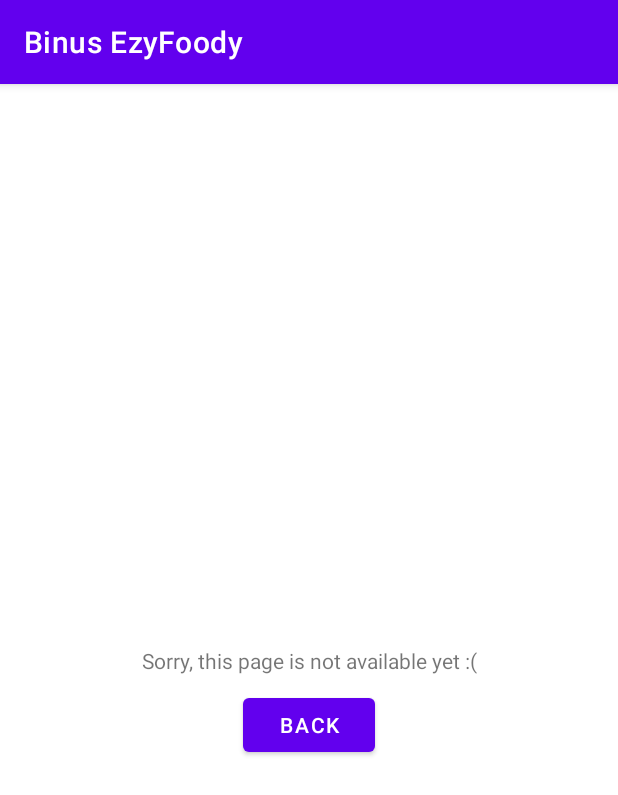
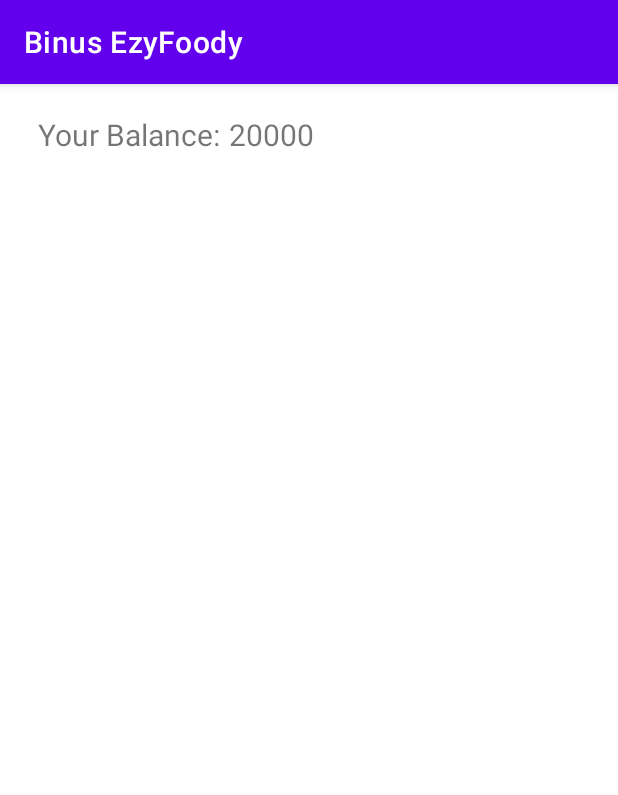
Before and after one commit to LaurensiusVincentRohandy/MOBI6059-MobileProgramming, an Android app: the TopUpActivity screen opened directly, with no data from a screen before it, on a phone screen of 412 x 824 dp. Shown: the top 795 px of the screen. Run offline under Robolectric (Android 15) with nearby library versions, the phone set to English and light mode, and no system bars.

Commit message:
Add TopUp

```diff
--- a/BinusEzyFoody/app/src/main/java/com/example/binusezyfoody/MainActivity.java
+++ b/BinusEzyFoody/app/src/main/java/com/example/binusezyfoody/MainActivity.java
@@ -7,7 +7,6 @@ import android.os.Bundle;
 import android.view.View;
 
 public class MainActivity extends AppCompatActivity {
-
     @Override
     protected void onCreate(Bundle savedInstanceState) {
         super.onCreate(savedInstanceState);
--- /dev/null
+++ b/BinusEzyFoody/app/src/main/java/com/example/binusezyfoody/TopUp.java
@@ -0,0 +1,13 @@
+package com.example.binusezyfoody;
+
+public class TopUp {
+    String balance = "20000";
+
+    public String getBalance() {
+        return balance;
+    }
+
+    public void setBalance(String balance) {
+        this.balance = balance;
+    }
+}
--- a/BinusEzyFoody/app/src/main/java/com/example/binusezyfoody/TopUpActivity.java
+++ b/BinusEzyFoody/app/src/main/java/com/example/binusezyfoody/TopUpActivity.java
@@ -5,14 +5,21 @@ import androidx.appcompat.app.AppCompatActivity;
 import android.content.Intent;
 import android.os.Bundle;
 import android.view.View;
+import android.widget.TextView;
 
 public class TopUpActivity extends AppCompatActivity {
+    public static final String EXTRA_MESSAGE = "message";
+    TopUp topUp = new TopUp();
 
     @Override
     protected void onCreate(Bundle savedInstanceState) {
         super.onCreate(savedInstanceState);
         setContentView(R.layout.activity_top_up);
+        String balance = topUp.getBalance();
+        TextView display = (TextView) findViewById(R.id.currBalance);
+        display.setText(balance);
     }
+
     public void onClickBackButton(View view) {
         Intent intent = new Intent(this, MainActivity.class);
         startActivity(intent);
--- a/BinusEzyFoody/app/src/main/res/layout/activity_top_up.xml
+++ b/BinusEzyFoody/app/src/main/res/layout/activity_top_up.xml
@@ -1,31 +1,35 @@
 <?xml version="1.0" encoding="utf-8"?>
-<androidx.constraintlayout.widget.ConstraintLayout xmlns:android="http://schemas.android.com/apk/res/android"
-    xmlns:app="http://schemas.android.com/apk/res-auto"
+<GridLayout xmlns:android="http://schemas.android.com/apk/res/android"
     xmlns:tools="http://schemas.android.com/tools"
     android:layout_width="match_parent"
     android:layout_height="match_parent"
+    android:padding="20dp"
+    android:columnCount="2"
     tools:context=".TopUpActivity">
 
     <TextView
         android:layout_width="wrap_content"
         android:layout_height="wrap_content"
-        android:text="@string/error"
-        app:layout_constraintBottom_toBottomOf="parent"
-        app:layout_constraintLeft_toLeftOf="parent"
-        app:layout_constraintRight_toRightOf="parent"
-        app:layout_constraintTop_toTopOf="parent" />
+        android:layout_row="0"
+        android:layout_column="0"
+        android:layout_marginStart="5dp"
+        android:text="@string/yourBalance"
+        android:textSize="20sp"/>
 
-    <Button
-        android:id="@+id/backButton"
+    <TextView
+        android:id="@+id/currBalance"
         android:layout_width="wrap_content"
         android:layout_height="wrap_content"
-        android:onClick="onClickBackButton"
-        android:text="@string/back"
-        app:layout_constraintBottom_toBottomOf="parent"
-        app:layout_constraintLeft_toLeftOf="parent"
-        app:layout_constraintRight_toRightOf="parent"
-        app:layout_constraintTop_toTopOf="parent"
-        app:layout_constraintHorizontal_bias="0.5"
-        app:layout_constraintVertical_bias="0.56" />
+        android:layout_row="0"
+        android:layout_column="1"
+        android:layout_marginStart="5dp"
+        android:textSize="20sp"/>
 
-</androidx.constraintlayout.widget.ConstraintLayout>
+<!--    <Button-->
+<!--        android:id="@+id/backButton"-->
+<!--        android:layout_width="wrap_content"-->
+<!--        android:layout_height="wrap_content"-->
+<!--        android:onClick="onClickBackButton"-->
+<!--        android:text="@string/back" />-->
+
+</GridLayout>
--- a/BinusEzyFoody/app/src/main/res/values/strings.xml
+++ b/BinusEzyFoody/app/src/main/res/values/strings.xml
@@ -13,4 +13,5 @@
     <string name="qty">Quantity: </string>
     <string name="error">Sorry, this page is not available yet :(</string>
     <string name="back">Back</string>
+    <string name="yourBalance">Your Balance: </string>
 </resources>
```
